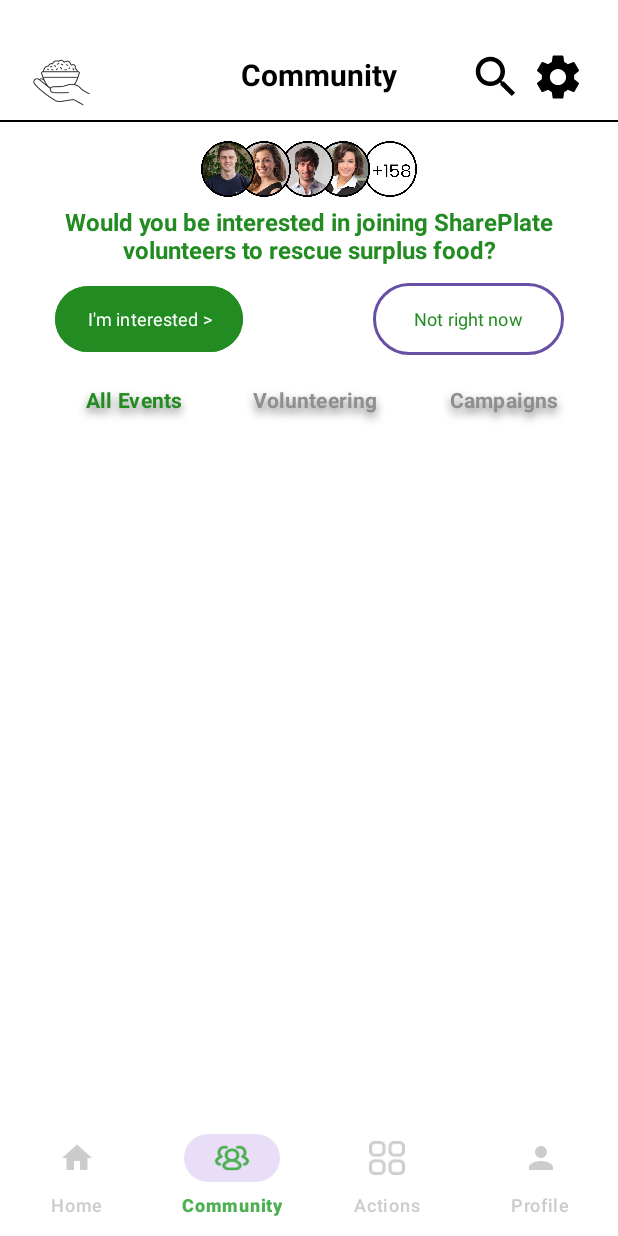
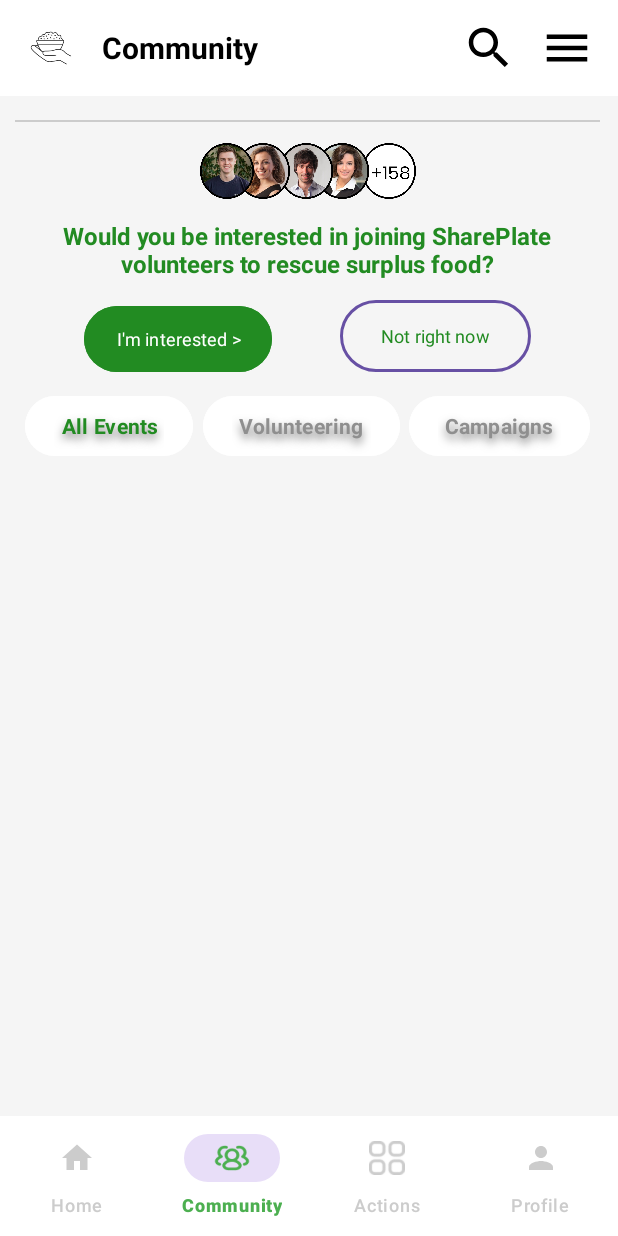
Before and after one commit to yanayusman/WIA2007-MAD, an Android app: the screen it shows after launch once a user with an empty profile is signed in (HomePageActivity), item 2 of the bottom bar chosen, on a phone screen of 412 x 824 dp. Run offline under Robolectric (Android 15) with nearby library versions, the light colour scheme and no system bars; our stand-ins replace Firebase (no records; nobody signed in at launch, a user with empty details on screens opened directly).

Commit message:
Add files via upload
made changes to fragment_community_all.xml

```diff
--- /dev/null
+++ b/SharePlateApp/app/src/main/res/layout/event_item_view.xml
@@ -0,0 +1,84 @@
+<?xml version="1.0" encoding="utf-8"?>
+<androidx.cardview.widget.CardView xmlns:android="http://schemas.android.com/apk/res/android"
+    xmlns:app="http://schemas.android.com/apk/res-auto"
+    android:layout_width="wrap_content"
+    android:layout_height="wrap_content"
+    android:layout_columnWeight="1"
+    android:layout_margin="8dp"
+    app:cardCornerRadius="8dp"
+    app:cardElevation="4dp">
+
+    <LinearLayout
+        android:layout_width="370dp"
+        android:layout_height="wrap_content"
+        android:orientation="horizontal">
+
+        <LinearLayout
+            android:layout_width="270dp"
+            android:layout_height="wrap_content"
+            android:orientation="vertical"
+            android:padding="8dp">
+
+            <TextView
+                android:id="@+id/item_name"
+                android:layout_width="270dp"
+                android:layout_height="wrap_content"
+                android:ellipsize="end"
+                android:maxLines="1"
+                android:text="Event Name"
+                android:textColor="@color/black"
+                android:textSize="18sp"
+                android:textStyle="bold" />
+
+            <TextView
+                android:id="@+id/event_date"
+                android:layout_width="270dp"
+                android:layout_height="wrap_content"
+                android:ellipsize="end"
+                android:maxLines="1"
+                android:text="Event Date"
+                android:textSize="12sp" />
+
+            <TextView
+                android:id="@+id/event_location"
+                android:layout_width="270dp"
+                android:layout_height="wrap_content"
+                android:ellipsize="end"
+                android:maxLines="1"
+                android:text="Event Location"
+                android:textSize="12sp" />
+
+            <TextView
+                android:id="@+id/item_description"
+                android:layout_width="270dp"
+                android:layout_height="wrap_content"
+                android:ellipsize="end"
+                android:maxLines="5"
+                android:text="Event Description"
+                android:textSize="12sp" />
+
+        </LinearLayout>
+
+        <LinearLayout
+            android:layout_width="match_parent"
+            android:layout_height="wrap_content"
+            android:orientation="vertical">
+
+            <ImageView
+                android:id="@+id/item_image"
+                android:layout_width="100dp"
+                android:layout_height="100dp"
+                android:scaleType="centerCrop"
+                android:src="@drawable/placeholder_image" />
+
+            <Button
+                android:id="@+id/button"
+                android:layout_width="match_parent"
+                android:layout_height="wrap_content"
+                android:backgroundTint="#4CAF50"
+                android:text="Join"
+                android:textSize="10sp" />
+        </LinearLayout>
+
+    </LinearLayout>
+</androidx.cardview.widget.CardView>
--- a/SharePlateApp/app/src/main/res/layout/fragment_community_all.xml
+++ b/SharePlateApp/app/src/main/res/layout/fragment_community_all.xml
@@ -5,72 +5,189 @@
     android:id="@+id/main"
     android:layout_width="match_parent"
     android:layout_height="match_parent"
-    android:background="#FFFFFF"
+    android:background="@color/light_gray"
     tools:context=".CommunityAllFragment">
+
+    <androidx.appcompat.widget.Toolbar
+        android:id="@+id/toolbar2"
+        android:layout_width="match_parent"
+        android:layout_height="?attr/actionBarSize"
+        android:background="@color/white"
+        android:elevation="4dp"
+        app:layout_constraintStart_toStartOf="parent"
+        app:layout_constraintTop_toTopOf="parent">
+
+        <LinearLayout
+            android:id="@+id/normal_toolbar_content2"
+            android:layout_width="match_parent"
+            android:layout_height="match_parent"
+            android:gravity="center_vertical"
+            android:orientation="horizontal"
+            tools:layout_editor_absoluteX="16dp">
+
+            <ImageView
+                android:layout_width="36dp"
+                android:layout_height="36dp"
+                android:src="@drawable/shareplate_logo_image" />
+
+            <TextView
+                android:layout_width="wrap_content"
+                android:layout_height="wrap_content"
+                android:layout_marginStart="16dp"
+                android:text="Community"
+                android:textColor="@color/black"
+                android:textSize="20sp"
+                android:textStyle="bold" />
+
+            <Space
+                android:layout_width="0dp"
+                android:layout_height="wrap_content"
+                android:layout_weight="1" />
+
+            <ImageView
+                android:id="@+id/search_icon2"
+                android:layout_width="wrap_content"
+                android:layout_height="wrap_content"
+                android:layout_marginEnd="16dp"
+                android:src="@drawable/ic_search" />
+
+            <ImageView
+                android:id="@+id/menu_icon2"
+                android:layout_width="wrap_content"
+                android:layout_height="wrap_content"
+                android:layout_marginEnd="16dp"
+                android:src="@drawable/ic_menu" />
+        </LinearLayout>
+
+        <LinearLayout
+            android:id="@+id/search_layout2"
+            android:layout_width="match_parent"
+            android:layout_height="match_parent"
+            android:background="@color/light_gray"
+            android:gravity="center_vertical"
+            android:orientation="horizontal"
+            android:visibility="gone"
+            tools:layout_editor_absoluteX="411dp">
+
+            <ImageView
+                android:id="@+id/back_arrow2"
+                android:layout_width="48dp"
+                android:layout_height="48dp"
+                android:padding="12dp"
+                android:src="@drawable/ic_back" />
+
+            <LinearLayout
+                android:layout_width="0dp"
+                android:layout_height="36dp"
+                android:layout_marginEnd="16dp"
+                android:layout_weight="1"
+                android:background="@drawable/search_background"
+                android:gravity="center_vertical"
+                android:orientation="horizontal">
+
+                <ImageView
+                    android:layout_width="24dp"
+                    android:layout_height="24dp"
+                    android:layout_marginStart="8dp"
+                    android:alpha="0.5"
+                    android:src="@drawable/ic_search" />
+
+                <EditText
+                    android:id="@+id/search_edit_text2"
+                    android:layout_width="match_parent"
+                    android:layout_height="match_parent"
+                    android:layout_marginStart="8dp"
+                    android:layout_marginEnd="8dp"
+                    android:background="@null"
+                    android:hint="bread"
+                    android:imeOptions="actionSearch"
+                    android:inputType="text"
+                    android:maxLines="1"
+                    android:textSize="16sp" />
+
+            </LinearLayout>
+
+            <ImageView
+                android:id="@+id/filter_icon"
+                android:layout_width="48dp"
+                android:layout_height="48dp"
+                android:layout_marginEnd="8dp"
+                android:padding="12dp"
+                android:src="@drawable/ic_filter" />
+
+        </LinearLayout>
+
+    </androidx.appcompat.widget.Toolbar>
+
+    <ScrollView
+        android:id="@+id/ScrollView"
+        android:layout_width="410dp"
+        android:layout_height="667dp"
+        app:layout_constraintStart_toStartOf="parent"
+        app:layout_constraintTop_toBottomOf="@+id/toolbar2">
+
+        <LinearLayout
+            android:layout_width="match_parent"
+            android:layout_height="wrap_content"
+            android:orientation="vertical"
+            android:padding="10dp">
+
+            <androidx.constraintlayout.widget.ConstraintLayout
+                android:id="@+id/constraintLayout"
+                android:layout_width="match_parent"
+                android:layout_height="match_parent">
+
+                <Button
+                    android:id="@+id/campaignsButton"
+                    android:layout_width="wrap_content"
+                    android:layout_height="wrap_content"
+                    android:layout_marginTop="8dp"
+                    android:backgroundTint="#FFFFFF"
+                    android:fontFamily="sans-serif"
+                    android:shadowColor="#80000000"
+                    android:shadowDy="5"
+                    android:shadowRadius="7"
+                    android:text="Campaigns"
+                    android:textColor="#8F8F8F"
+                    android:textStyle="bold"
+                    app:layout_constraintEnd_toEndOf="parent"
+                    app:layout_constraintHorizontal_bias="0.5"
+                    app:layout_constraintStart_toEndOf="@+id/volunteeringButton"
+                    app:layout_constraintTop_toBottomOf="@+id/interestedButton" />
+
+                <Button
+                    android:id="@+id/volunteeringButton"
+                    android:layout_width="wrap_content"
+                    android:layout_height="wrap_content"
+                    android:layout_marginTop="8dp"
+                    android:backgroundTint="#FFFFFF"
+                    android:fontFamily="sans-serif"
+                    android:shadowColor="#80000000"
+                    android:shadowDy="5"
+                    android:shadowRadius="7"
+                    android:text="Volunteering"
+                    android:textColor="#8F8F8F"
+                    android:textStyle="bold"
+                    app:layout_constraintEnd_toStartOf="@+id/campaignsButton"
+                    app:layout_constraintHorizontal_bias="0.5"
+                    app:layout_constraintStart_toEndOf="@+id/allEventsButton"
+                    app:layout_constraintTop_toBottomOf="@+id/interestedButton" />
 
                 <ImageView
                     android:id="@+id/imageView6"
                     android:layout_width="144dp"
                     android:layout_height="48dp"
-        android:layout_marginStart="133dp"
-        android:layout_marginEnd="134dp"
+                    android:layout_marginTop="16dp"
                     android:src="@drawable/join_community"
-        app:layout_constraintBottom_toTopOf="@+id/joinPromptTextView"
                     app:layout_constraintEnd_toEndOf="parent"
-        app:layout_constraintStart_toStartOf="parent" />
-
-    <ImageView
-        android:id="@+id/imageView3"
-        android:layout_width="48dp"
-        android:layout_height="36dp"
-        android:layout_marginTop="33dp"
-        android:layout_marginEnd="16dp"
-        android:src="@drawable/ic_settings"
-        app:layout_constraintEnd_toEndOf="parent"
-        app:layout_constraintTop_toTopOf="parent" />
-
-    <View
-        android:id="@+id/horizontalLineView"
-        android:layout_width="match_parent"
-        android:layout_height="1dp"
-        android:layout_marginTop="80dp"
-        android:background="#000000"
-        app:layout_constraintTop_toTopOf="parent" />
-
-    <TextView
-        android:id="@+id/titleTextView"
-        android:layout_width="wrap_content"
-        android:layout_height="wrap_content"
-        android:layout_marginStart="146dp"
-        android:layout_marginTop="36dp"
-        android:layout_marginEnd="147dp"
-        android:fontFamily="sans-serif"
-        android:text="Community"
-        android:textColor="#000000"
-        android:textSize="20sp"
-        android:textStyle="bold"
-        app:layout_constraintEnd_toEndOf="parent"
-        app:layout_constraintHorizontal_bias="1.0"
                     app:layout_constraintStart_toStartOf="parent"
                     app:layout_constraintTop_toTopOf="parent" />
-
-    <ImageView
-        android:id="@+id/imageView"
-        android:layout_width="50dp"
-        android:layout_height="50dp"
-        android:layout_marginStart="16dp"
-        android:layout_marginTop="30dp"
-        app:layout_constraintStart_toStartOf="parent"
-        app:layout_constraintTop_toTopOf="parent"
-        app:srcCompat="@drawable/shareplate_logo_image" />
 
                 <TextView
                     android:id="@+id/joinPromptTextView"
                     android:layout_width="359dp"
                     android:layout_height="46dp"
-        android:layout_marginStart="26dp"
-        android:layout_marginTop="55dp"
-        android:layout_marginEnd="26dp"
+                    android:layout_marginTop="8dp"
                     android:fontFamily="sans-serif"
                     android:text="Would you be interested in joining SharePlate volunteers to rescue surplus food?"
                     android:textAlignment="center"
@@ -79,103 +196,77 @@
                     android:textStyle="bold"
                     app:layout_constraintEnd_toEndOf="parent"
                     app:layout_constraintStart_toStartOf="parent"
-        app:layout_constraintTop_toBottomOf="@id/horizontalLineView" />
+                    app:layout_constraintTop_toBottomOf="@+id/imageView6" />
 
                 <Button
                     android:id="@+id/interestedButton"
                     android:layout_width="125dp"
                     android:layout_height="52dp"
-        android:layout_marginStart="10dp"
-        android:layout_marginTop="50dp"
+                    android:layout_marginTop="8dp"
                     android:backgroundTint="#228B22"
                     android:fontFamily="sans-serif"
                     android:padding="8dp"
                     android:text="I'm interested >"
                     android:textSize="12sp"
-        app:layout_constraintStart_toStartOf="@id/joinPromptTextView"
-        app:layout_constraintTop_toTopOf="@id/joinPromptTextView" />
+                    app:layout_constraintEnd_toStartOf="@+id/notNowButton"
+                    app:layout_constraintHorizontal_bias="0.5"
+                    app:layout_constraintStart_toStartOf="parent"
+                    app:layout_constraintTop_toBottomOf="@+id/joinPromptTextView" />
 
                 <Button
                     android:id="@+id/notNowButton"
                     android:layout_width="127dp"
                     android:layout_height="48dp"
-        android:layout_marginTop="52dp"
-        android:layout_marginEnd="10dp"
+                    android:layout_marginTop="8dp"
                     android:background="@drawable/not_now_button_background"
                     android:fontFamily="sans-serif"
                     android:padding="8dp"
                     android:text="Not right now"
                     android:textColor="#228B22"
                     android:textSize="12sp"
-        app:layout_constraintEnd_toEndOf="@id/joinPromptTextView"
-        app:layout_constraintTop_toTopOf="@id/joinPromptTextView" />
-
-    <FrameLayout
-        android:layout_width="414dp"
-        android:layout_height="440dp"
-        app:layout_constraintBottom_toBottomOf="parent"
                     app:layout_constraintEnd_toEndOf="parent"
-        app:layout_constraintStart_toStartOf="parent"
-        tools:layout_constraintEnd_toEndOf="parent" />
+                    app:layout_constraintHorizontal_bias="0.5"
+                    app:layout_constraintStart_toEndOf="@+id/interestedButton"
+                    app:layout_constraintTop_toBottomOf="@+id/joinPromptTextView" />
 
                 <Button
                     android:id="@+id/allEventsButton"
                     android:layout_width="wrap_content"
                     android:layout_height="wrap_content"
-        android:layout_marginTop="60dp"
+                    android:layout_marginTop="8dp"
                     android:backgroundTint="#FFFFFF"
                     android:fontFamily="sans-serif"
+                    android:shadowColor="#80000000"
+                    android:shadowDy="5"
+                    android:shadowRadius="7"
                     android:text="All Events"
                     android:textColor="#228B22"
                     android:textStyle="bold"
-        android:shadowColor="#80000000"
-        android:shadowDy="5"
-        android:shadowRadius="7"
                     app:layout_constraintEnd_toStartOf="@+id/volunteeringButton"
-        app:layout_constraintTop_toBottomOf="@id/joinPromptTextView" />
+                    app:layout_constraintHorizontal_bias="0.5"
+                    app:layout_constraintStart_toStartOf="parent"
+                    app:layout_constraintTop_toBottomOf="@+id/interestedButton" />
 
-    <Button
-        android:id="@+id/volunteeringButton"
-        android:layout_width="wrap_content"
+                <View
+                    android:id="@+id/view"
+                    android:layout_width="400dp"
+                    android:layout_height="1dp"
+                    android:layout_marginTop="6dp"
+                    android:background="@color/gray"
+                    app:layout_constraintEnd_toEndOf="parent"
+                    app:layout_constraintStart_toStartOf="parent"
+                    app:layout_constraintTop_toTopOf="parent" />
+
+            </androidx.constraintlayout.widget.ConstraintLayout>
+
+            <LinearLayout
+                android:id="@+id/event_grid"
+                android:layout_width="match_parent"
                 android:layout_height="wrap_content"
-        android:layout_marginTop="60dp"
-        android:backgroundTint="#FFFFFF"
-        android:fontFamily="sans-serif"
-        android:text="Volunteering"
-        android:textColor="#8F8F8F"
-        android:textStyle="bold"
-        android:shadowColor="#80000000"
-        android:shadowDy="5"
-        android:shadowRadius="7"
-        app:layout_constraintEnd_toStartOf="@+id/campaignsButton"
-        app:layout_constraintTop_toBottomOf="@id/joinPromptTextView" />
+                android:orientation="vertical"></LinearLayout>
 
-    <Button
-        android:id="@+id/campaignsButton"
-        android:layout_width="wrap_content"
-        android:layout_height="wrap_content"
-        android:layout_marginTop="60dp"
-        android:layout_marginEnd="15dp"
-        android:backgroundTint="#FFFFFF"
-        android:fontFamily="sans-serif"
-        android:text="Campaigns"
-        android:textColor="#8F8F8F"
-        android:textStyle="bold"
-        android:shadowColor="#80000000"
-        android:shadowDy="5"
-        android:shadowRadius="7"
-        app:layout_constraintEnd_toEndOf="parent"
-        app:layout_constraintTop_toBottomOf="@id/joinPromptTextView" />
-
-    <ImageView
-        android:id="@+id/imageView2"
-        android:layout_width="wrap_content"
-        android:layout_height="wrap_content"
-        android:layout_marginStart="48dp"
-        android:layout_marginTop="33dp"
-        app:layout_constraintStart_toEndOf="@+id/titleTextView"
-        app:layout_constraintTop_toTopOf="parent"
-        app:srcCompat="@drawable/ic_search" />
+        </LinearLayout>
+    </ScrollView>
 
     <!--    <FrameLayout-->
     <!--        android:layout_width="409dp"-->
```
Lines whose indentation alone changed are shown as unchanged.
